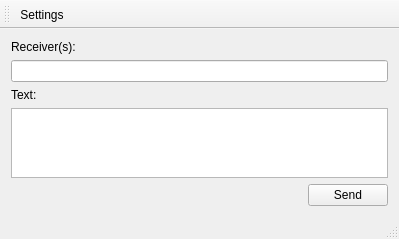
viranch/textin, file textin.ui: the form before one commit.
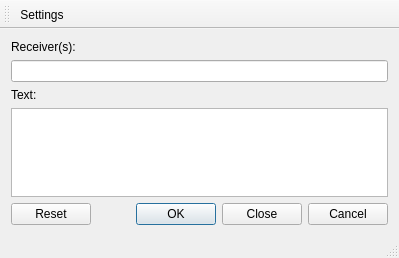
The form after the commit.

Commit message: Send a text to multiple receivers

The edit to the form file:
```diff
--- a/textin.ui
+++ b/textin.ui
@@ -7,7 +7,7 @@
     <x>0</x>
     <y>0</y>
     <width>399</width>
-    <height>238</height>
+    <height>258</height>
    </rect>
   </property>
   <property name="windowTitle">
@@ -39,28 +39,11 @@
      <widget class="QTextEdit" name="textEdit"/>
     </item>
     <item>
-     <layout class="QHBoxLayout" name="horizontalLayout">
-      <item>
-       <spacer name="horizontalSpacer">
-        <property name="orientation">
-         <enum>Qt::Horizontal</enum>
-        </property>
-        <property name="sizeHint" stdset="0">
-         <size>
-          <width>40</width>
-          <height>20</height>
-         </size>
-        </property>
-       </spacer>
-      </item>
-      <item>
-       <widget class="QPushButton" name="sendButton">
-        <property name="text">
-         <string>Send</string>
-        </property>
-       </widget>
-      </item>
-     </layout>
+     <widget class="QDialogButtonBox" name="buttonBox">
+      <property name="standardButtons">
+       <set>QDialogButtonBox::Cancel|QDialogButtonBox::Close|QDialogButtonBox::Ok|QDialogButtonBox::Reset</set>
+      </property>
+     </widget>
     </item>
    </layout>
   </widget>
```
The commit also changes 3 other files.
